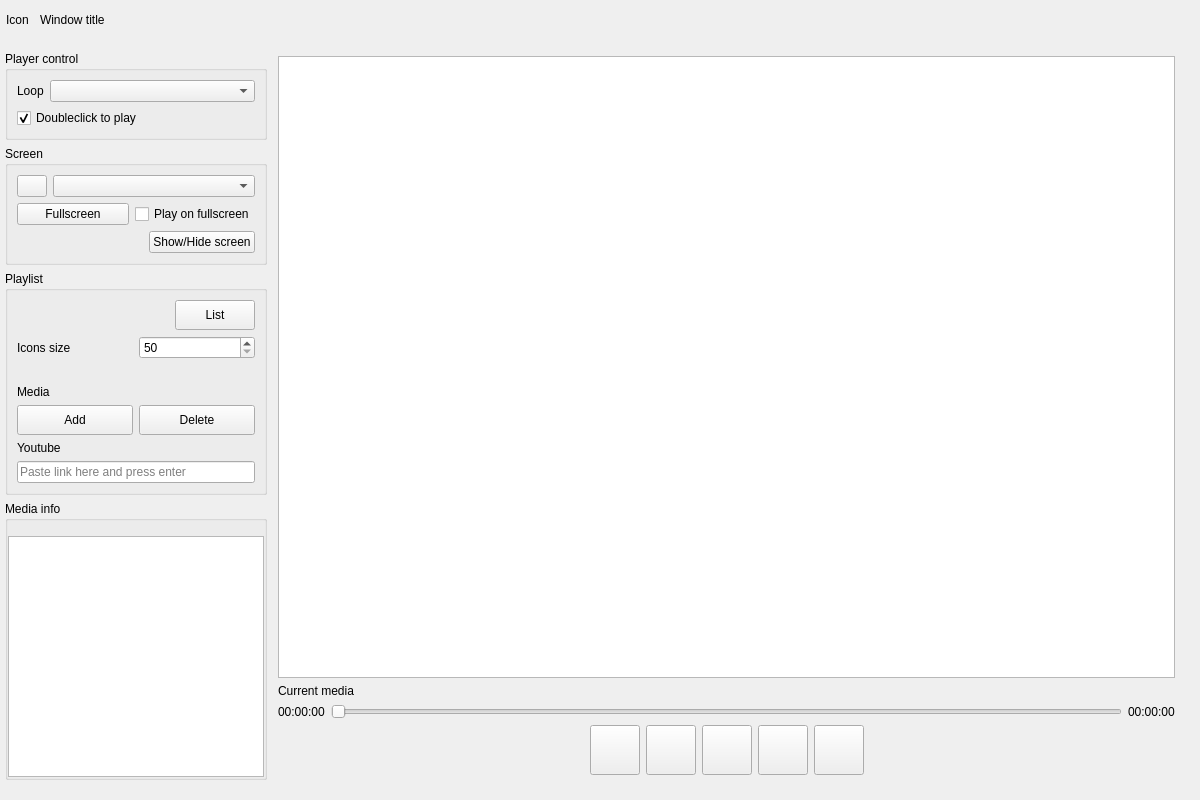
Qt form UI/MainWindow.ui (ramaxa9/emedia) before a commit.
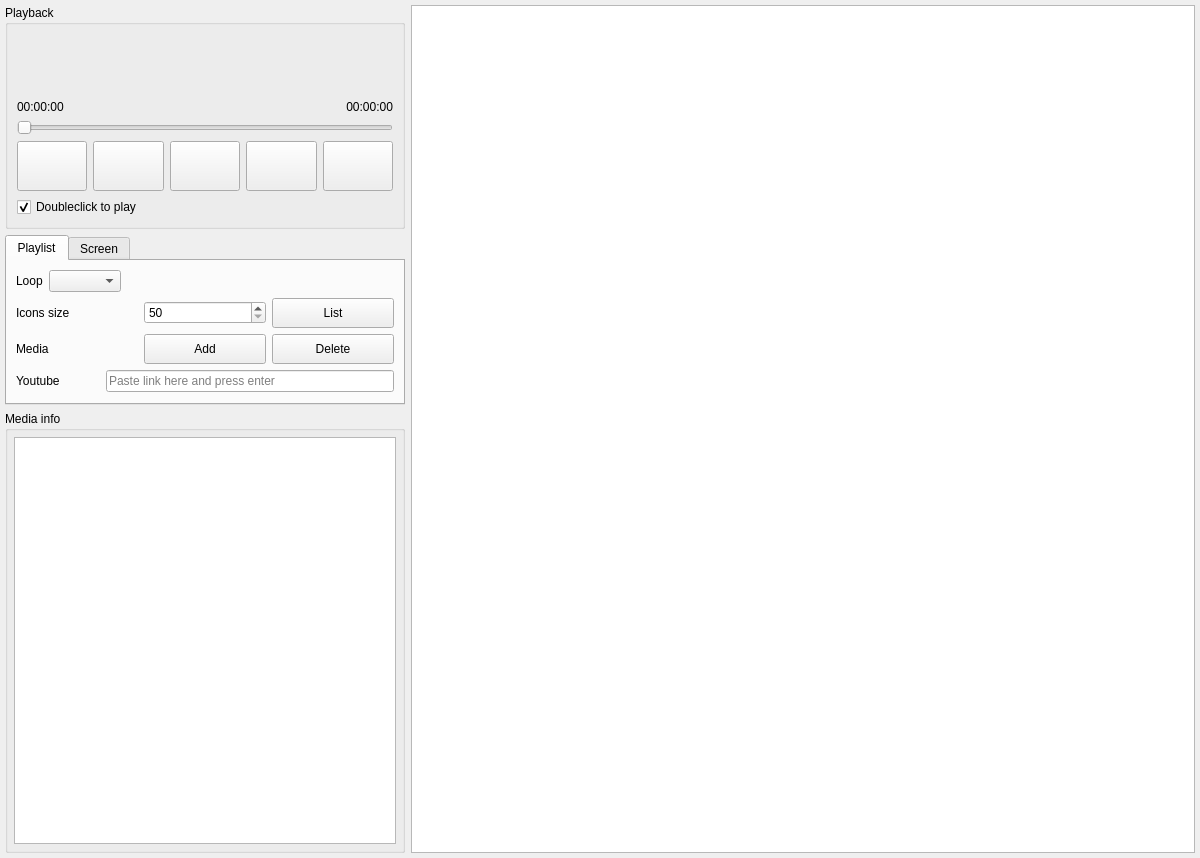
The same form after that commit. Icons and pictures are not drawn. Custom widgets are drawn as their Qt base class.

Commit message: play from youtube, UI tweaks, minor fixes

What changed in the file:
```diff
--- a/UI/MainWindow.ui
+++ b/UI/MainWindow.ui
@@ -7,7 +7,7 @@
     <x>0</x>
     <y>0</y>
     <width>1200</width>
-    <height>800</height>
+    <height>858</height>
    </rect>
   </property>
   <property name="minimumSize">
@@ -36,118 +36,6 @@
    <property name="bottomMargin">
     <number>0</number>
    </property>
-   <item>
-    <widget class="QWidget" name="w_titlebar" native="true">
-     <property name="minimumSize">
-      <size>
-       <width>0</width>
-       <height>40</height>
-      </size>
-     </property>
-     <property name="maximumSize">
-      <size>
-       <width>16777215</width>
-       <height>40</height>
-      </size>
-     </property>
-     <layout class="QHBoxLayout" name="horizontalLayout_6" stretch="0,1,0,0">
-      <property name="leftMargin">
-       <number>6</number>
-      </property>
-      <property name="topMargin">
-       <number>0</number>
-      </property>
-      <property name="rightMargin">
-       <number>6</number>
-      </property>
-      <property name="bottomMargin">
-       <number>0</number>
-      </property>
-      <item>
-       <widget class="QLabel" name="WindowIcon">
-        <property name="minimumSize">
-         <size>
-          <width>28</width>
-          <height>28</height>
-         </size>
-        </property>
-        <property name="maximumSize">
-         <size>
-          <width>28</width>
-          <height>28</height>
-         </size>
-        </property>
-        <property name="text">
-         <string>Icon</string>
-        </property>
-       </widget>
-      </item>
-      <item>
-       <widget class="QLabel" name="WindowTitle">
-        <property name="minimumSize">
-         <size>
-          <width>0</width>
-          <height>40</height>
-         </size>
-        </property>
-        <property name="maximumSize">
-         <size>
-          <width>16777215</width>
-          <height>40</height>
-         </size>
-        </property>
-        <property name="text">
-         <string>Window title</string>
-        </property>
-       </widget>
-      </item>
-      <item>
-       <widget class="QPushButton" name="btn_maximize">
-        <property name="minimumSize">
-         <size>
-          <width>40</width>
-          <height>40</height>
-         </size>
-        </property>
-        <property name="maximumSize">
-         <size>
-          <width>40</width>
-          <height>40</height>
-         </size>
-        </property>
-        <property name="text">
-         <string/>
-        </property>
-        <property name="flat">
-         <bool>true</bool>
-        </property>
-       </widget>
-      </item>
-      <item>
-       <widget class="QPushButton" name="btn_close">
-        <property name="minimumSize">
-         <size>
-          <width>40</width>
-          <height>40</height>
-         </size>
-        </property>
-        <property name="maximumSize">
-         <size>
-          <width>40</width>
-          <height>40</height>
-         </size>
-        </property>
-        <property name="text">
-         <string/>
-        </property>
-        <property name="flat">
-         <bool>true</bool>
-        </property>
-       </widget>
-      </item>
-     </layout>
-    </widget>
-   </item>
    <item>
     <layout class="QHBoxLayout" name="horizontalLayout_8" stretch="0,1">
      <property name="leftMargin">
@@ -157,40 +45,220 @@
       <number>5</number>
      </property>
      <property name="rightMargin">
-      <number>20</number>
+      <number>5</number>
      </property>
      <property name="bottomMargin">
-      <number>20</number>
+      <number>5</number>
      </property>
      <item>
-      <layout class="QVBoxLayout" name="verticalLayout_3">
+      <layout class="QVBoxLayout" name="verticalLayout_3" stretch="0,0,1">
        <item>
-        <widget class="QGroupBox" name="groupBox">
+        <widget class="QGroupBox" name="groupBox_5">
+         <property name="minimumSize">
+          <size>
+           <width>400</width>
+           <height>0</height>
+          </size>
+         </property>
+         <property name="maximumSize">
+          <size>
+           <width>400</width>
+           <height>16777215</height>
+          </size>
+         </property>
          <property name="title">
-          <string>Player control</string>
+          <string>Playback</string>
          </property>
-         <layout class="QVBoxLayout" name="verticalLayout">
+         <layout class="QVBoxLayout" name="verticalLayout_9" stretch="0,0,0,0,0">
           <item>
-           <layout class="QHBoxLayout" name="horizontalLayout_2" stretch="0,1">
-            <property name="rightMargin">
-             <number>0</number>
-            </property>
-            <item alignment="Qt::AlignLeft">
-             <widget class="QLabel" name="label">
+           <layout class="QHBoxLayout" name="horizontalLayout_7">
+            <item>
+             <widget class="QLabel" name="lbl_current_media_thumbnail">
+              <property name="minimumSize">
+               <size>
+                <width>130</width>
+                <height>60</height>
+               </size>
+              </property>
+              <property name="maximumSize">
+               <size>
+                <width>130</width>
+                <height>60</height>
+               </size>
+              </property>
               <property name="text">
-               <string>Loop</string>
+               <string/>
+              </property>
+              <property name="scaledContents">
+               <bool>false</bool>
+              </property>
+              <property name="alignment">
+               <set>Qt::AlignCenter</set>
               </property>
              </widget>
             </item>
             <item>
-             <widget class="QComboBox" name="list_loop">
-              <property name="enabled">
+             <widget class="QLabel" name="lbl_current_media">
+              <property name="text">
+               <string/>
+              </property>
+              <property name="alignment">
+               <set>Qt::AlignLeading|Qt::AlignLeft|Qt::AlignTop</set>
+              </property>
+              <property name="wordWrap">
                <bool>true</bool>
               </property>
              </widget>
             </item>
            </layout>
           </item>
+          <item>
+           <layout class="QHBoxLayout" name="horizontalLayout_12">
+            <item>
+             <widget class="QLabel" name="lbl_current_time">
+              <property name="text">
+               <string>00:00:00</string>
+              </property>
+             </widget>
+            </item>
+            <item>
+             <widget class="QLabel" name="lbl_total_time">
+              <property name="text">
+               <string>00:00:00</string>
+              </property>
+              <property name="alignment">
+               <set>Qt::AlignRight|Qt::AlignTrailing|Qt::AlignVCenter</set>
+              </property>
+             </widget>
+            </item>
+           </layout>
+          </item>
+          <item>
+           <widget class="QSlider" name="slider_progress">
+            <property name="orientation">
+             <enum>Qt::Horizontal</enum>
+            </property>
+           </widget>
+          </item>
+          <item>
+           <layout class="QHBoxLayout" name="horizontalLayout">
+            <item>
+             <widget class="QPushButton" name="btn_previous">
+              <property name="minimumSize">
+               <size>
+                <width>50</width>
+                <height>50</height>
+               </size>
+              </property>
+              <property name="text">
+               <string/>
+              </property>
+              <property name="icon">
+               <iconset resource="resources.qrc">
+                <normaloff>:/icons/play-circle.svg</normaloff>:/icons/play-circle.svg</iconset>
+              </property>
+              <property name="iconSize">
+               <size>
+                <width>36</width>
+                <height>36</height>
+               </size>
+              </property>
+             </widget>
+            </item>
+            <item>
+             <widget class="QPushButton" name="btn_play">
+              <property name="minimumSize">
+               <size>
+                <width>50</width>
+                <height>50</height>
+               </size>
+              </property>
+              <property name="text">
+               <string/>
+              </property>
+              <property name="icon">
+               <iconset resource="resources.qrc">
+                <normaloff>:/icons/play-circle.svg</normaloff>:/icons/play-circle.svg</iconset>
+              </property>
+              <property name="iconSize">
+               <size>
+                <width>36</width>
+                <height>36</height>
+               </size>
+              </property>
+             </widget>
+            </item>
+            <item>
+             <widget class="QPushButton" name="btn_pause">
+              <property name="minimumSize">
+               <size>
+                <width>50</width>
+                <height>50</height>
+               </size>
+              </property>
+              <property name="text">
+               <string/>
+              </property>
+              <property name="icon">
+               <iconset resource="resources.qrc">
+                <normaloff>:/icons/pause-circle.svg</normaloff>:/icons/pause-circle.svg</iconset>
+              </property>
+              <property name="iconSize">
+               <size>
+                <width>36</width>
+                <height>36</height>
+               </size>
+              </property>
+             </widget>
+            </item>
+            <item>
+             <widget class="QPushButton" name="btn_stop">
+              <property name="minimumSize">
+               <size>
+                <width>50</width>
+                <height>50</height>
+               </size>
+              </property>
+              <property name="text">
+               <string/>
+              </property>
+              <property name="icon">
+               <iconset resource="resources.qrc">
+                <normaloff>:/icons/stop-circle.svg</normaloff>:/icons/stop-circle.svg</iconset>
+              </property>
+              <property name="iconSize">
+               <size>
+                <width>36</width>
+                <height>36</height>
+               </size>
+              </property>
+             </widget>
+            </item>
+            <item>
+             <widget class="QPushButton" name="btn_next">
+              <property name="minimumSize">
+               <size>
+                <width>50</width>
+                <height>50</height>
+               </size>
+              </property>
+              <property name="text">
+               <string/>
+              </property>
+              <property name="icon">
+               <iconset resource="resources.qrc">
+                <normaloff>:/icons/play-circle.svg</normaloff>:/icons/play-circle.svg</iconset>
+              </property>
+              <property name="iconSize">
+               <size>
+                <width>36</width>
+                <height>36</height>
+               </size>
+              </property>
+             </widget>
+            </item>
+           </layout>
+          </item>
           <item>
            <widget class="QCheckBox" name="chk_doubleclick_play">
             <property name="text">
@@ -205,254 +273,318 @@
         </widget>
        </item>
        <item>
-        <widget class="QGroupBox" name="groupBox_2">
-         <property name="title">
-          <string>Screen</string>
+        <widget class="QTabWidget" name="tabWidget">
+         <property name="minimumSize">
+          <size>
+           <width>400</width>
+           <height>0</height>
+          </size>
          </property>
-         <layout class="QVBoxLayout" name="verticalLayout_2">
-          <item>
-           <layout class="QHBoxLayout" name="horizontalLayout_3">
-            <item>
-             <widget class="QPushButton" name="btn_reload_screens">
-              <property name="minimumSize">
-               <size>
-                <width>30</width>
-                <height>0</height>
-               </size>
-              </property>
-              <property name="maximumSize">
-               <size>
-                <width>30</width>
-                <height>16777215</height>
-               </size>
-              </property>
-              <property name="text">
-               <string/>
-              </property>
-              <property name="icon">
-               <iconset resource="resources.qrc">
-                <normaloff>:/icons/refresh-ccw.svg</normaloff>:/icons/refresh-ccw.svg</iconset>
-              </property>
-              <property name="iconSize">
-               <size>
-                <width>20</width>
-                <height>20</height>
-               </size>
-              </property>
-             </widget>
-            </item>
-            <item>
-             <widget class="QComboBox" name="list_screens"/>
-            </item>
-           </layout>
-          </item>
-          <item>
-           <layout class="QHBoxLayout" name="horizontalLayout_5">
-            <item>
-             <widget class="QPushButton" name="btn_fullscreen">
-              <property name="text">
-               <string>Fullscreen</string>
-              </property>
-              <property name="icon">
-               <iconset resource="resources.qrc">
-                <normaloff>:/icons/move.svg</normaloff>:/icons/move.svg</iconset>
-              </property>
-              <property name="iconSize">
-               <size>
-                <width>20</width>
-                <height>20</height>
-               </size>
-              </property>
-             </widget>
-            </item>
-            <item>
-             <widget class="QCheckBox" name="chk_play_on_fullscreen">
-              <property name="text">
-               <string>Play on fullscreen</string>
-              </property>
-             </widget>
-            </item>
-           </layout>
-          </item>
-          <item>
-           <layout class="QHBoxLayout" name="horizontalLayout_4">
-            <item>
-             <spacer name="horizontalSpacer">
-              <property name="orientation">
-               <enum>Qt::Horizontal</enum>
-              </property>
-              <property name="sizeHint" stdset="0">
-               <size>
-                <width>40</width>
-                <height>20</height>
-               </size>
-              </property>
-             </spacer>
-            </item>
-            <item>
-             <widget class="QPushButton" name="btn_show_hide_screen">
-              <property name="text">
-               <string>Show/Hide screen</string>
-              </property>
-             </widget>
-            </item>
-           </layout>
-          </item>
-         </layout>
-        </widget>
-       </item>
-       <item>
-        <widget class="QGroupBox" name="groupBox_3">
-         <property name="title">
-          <string>Playlist</string>
+         <property name="maximumSize">
+          <size>
+           <width>400</width>
+           <height>16777215</height>
+          </size>
          </property>
-         <layout class="QVBoxLayout" name="verticalLayout_6">
-          <item alignment="Qt::AlignRight">
-           <widget class="QPushButton" name="btn_view_mode">
-            <property name="minimumSize">
-             <size>
-              <width>0</width>
-              <height>30</height>
-             </size>
-            </property>
-            <property name="text">
-             <string>List</string>
-            </property>
-            <property name="checkable">
-             <bool>true</bool>
-            </property>
-           </widget>
-          </item>
-          <item>
-           <layout class="QHBoxLayout" name="horizontalLayout_10">
-            <item>
-             <widget class="QLabel" name="label_2">
-              <property name="text">
-               <string>Icons size</string>
-              </property>
-             </widget>
-            </item>
-            <item>
-             <widget class="QSpinBox" name="spin_playlist_icons_size">
-              <property name="minimum">
-               <number>50</number>
-              </property>
-              <property name="maximum">
-               <number>320</number>
-              </property>
-              <property name="singleStep">
-               <number>5</number>
-              </property>
-              <property name="value">
-               <number>50</number>
-              </property>
-             </widget>
-            </item>
-           </layout>
-          </item>
-          <item>
-           <spacer name="verticalSpacer_2">
-            <property name="orientation">
-             <enum>Qt::Vertical</enum>
-            </property>
-            <property name="sizeType">
-             <enum>QSizePolicy::Fixed</enum>
-            </property>
-            <property name="sizeHint" stdset="0">
-             <size>
-              <width>20</width>
-              <height>20</height>
-             </size>
-            </property>
-           </spacer>
-          </item>
-          <item>
-           <widget class="QLabel" name="label_4">
-            <property name="text">
-             <string>Media</string>
-            </property>
-           </widget>
-          </item>
-          <item>
-           <layout class="QHBoxLayout" name="horizontalLayout_9">
-            <item>
-             <widget class="QPushButton" name="btn_playlist_add">
-              <property name="minimumSize">
-               <size>
-                <width>0</width>
-                <height>30</height>
-               </size>
-              </property>
-              <property name="text">
-               <string>Add</string>
-              </property>
-              <property name="iconSize">
-               <size>
-                <width>24</width>
-                <height>24</height>
-               </size>
-              </property>
-             </widget>
-            </item>
-            <item>
-             <widget class="QPushButton" name="btn_playlist_del">
-              <property name="minimumSize">
-               <size>
-                <width>0</width>
-                <height>30</height>
-               </size>
-              </property>
-              <property name="text">
-               <string>Delete</string>
-              </property>
-              <property name="iconSize">
-               <size>
-                <width>24</width>
-                <height>24</height>
-               </size>
-              </property>
-             </widget>
-            </item>
-           </layout>
-          </item>
-          <item>
-           <widget class="QLabel" name="label_5">
-            <property name="text">
-             <string>Youtube</string>
-            </property>
-           </widget>
-          </item>
-          <item>
-           <layout class="QHBoxLayout" name="horizontalLayout_12" stretch="1">
-            <item>
-             <widget class="QLineEdit" name="link_youtbe">
-              <property name="placeholderText">
-               <string>Paste link here and press enter</string>
-              </property>
-             </widget>
-            </item>
-           </layout>
-          </item>
-         </layout>
+         <property name="currentIndex">
+          <number>0</number>
+         </property>
+         <widget class="QWidget" name="tab_1">
+          <attribute name="title">
+           <string>Playlist</string>
+          </attribute>
+          <layout class="QVBoxLayout" name="verticalLayout">
+           <item>
+            <layout class="QHBoxLayout" name="horizontalLayout_2" stretch="0,0,0">
+             <property name="rightMargin">
+              <number>0</number>
+             </property>
+             <item alignment="Qt::AlignLeft">
+              <widget class="QLabel" name="label">
+               <property name="text">
+                <string>Loop</string>
+               </property>
+              </widget>
+             </item>
+             <item>
+              <widget class="QComboBox" name="list_loop">
+               <property name="enabled">
+                <bool>true</bool>
+               </property>
+              </widget>
+             </item>
+             <item>
+              <spacer name="horizontalSpacer_2">
+               <property name="orientation">
+                <enum>Qt::Horizontal</enum>
+               </property>
+               <property name="sizeHint" stdset="0">
+                <size>
+                 <width>40</width>
+                 <height>20</height>
+                </size>
+               </property>
+              </spacer>
+             </item>
+            </layout>
+           </item>
+           <item>
+            <layout class="QHBoxLayout" name="horizontalLayout_6">
+             <item>
+              <widget class="QLabel" name="label_2">
+               <property name="text">
+                <string>Icons size</string>
+               </property>
+              </widget>
+             </item>
+             <item>
+              <widget class="QSpinBox" name="spin_playlist_icons_size">
+               <property name="minimumSize">
+                <size>
+                 <width>100</width>
+                 <height>0</height>
+                </size>
+               </property>
+               <property name="minimum">
+                <number>50</number>
+               </property>
+               <property name="maximum">
+                <number>320</number>
+               </property>
+               <property name="singleStep">
+                <number>5</number>
+               </property>
+               <property name="value">
+                <number>50</number>
+               </property>
+              </widget>
+             </item>
+             <item>
+              <widget class="QPushButton" name="btn_view_mode">
+               <property name="minimumSize">
+                <size>
+                 <width>0</width>
+                 <height>30</height>
+                </size>
+               </property>
+               <property name="text">
+                <string>List</string>
+               </property>
+               <property name="checkable">
+                <bool>true</bool>
+               </property>
+              </widget>
+             </item>
+            </layout>
+           </item>
+           <item>
+            <layout class="QHBoxLayout" name="horizontalLayout_9">
+             <item>
+              <widget class="QLabel" name="label_4">
+               <property name="text">
+                <string>Media</string>
+               </property>
+              </widget>
+             </item>
+             <item>
+              <widget class="QPushButton" name="btn_playlist_add">
+               <property name="minimumSize">
+                <size>
+                 <width>0</width>
+                 <height>30</height>
+                </size>
+               </property>
+               <property name="text">
+                <string>Add</string>
+               </property>
+               <property name="iconSize">
+                <size>
+                 <width>24</width>
+                 <height>24</height>
+                </size>
+               </property>
+              </widget>
+             </item>
+             <item>
+              <widget class="QPushButton" name="btn_playlist_del">
+               <property name="minimumSize">
+                <size>
+                 <width>0</width>
+                 <height>30</height>
+                </size>
+               </property>
+               <property name="text">
+                <string>Delete</string>
+               </property>
+               <property name="iconSize">
+                <size>
+                 <width>24</width>
+                 <height>24</height>
+                </size>
+               </property>
+              </widget>
+             </item>
+            </layout>
+           </item>
+           <item>
+            <layout class="QHBoxLayout" name="horizontalLayout_10" stretch="0,0,1">
+             <item>
+              <widget class="QLabel" name="label_5">
+               <property name="text">
+                <string>Youtube</string>
+               </property>
+              </widget>
+             </item>
+             <item>
+              <spacer name="horizontalSpacer_3">
+               <property name="orientation">
+                <enum>Qt::Horizontal</enum>
+               </property>
+               <property name="sizeHint" stdset="0">
+                <size>
+                 <width>40</width>
+                 <height>20</height>
+                </size>
+               </property>
+              </spacer>
+             </item>
+             <item>
+              <widget class="QLineEdit" name="link_youtbe">
+               <property name="placeholderText">
+                <string>Paste link here and press enter</string>
+               </property>
+              </widget>
+             </item>
+            </layout>
+           </item>
+          </layout>
+         </widget>
+         <widget class="QWidget" name="tab_2">
+          <attribute name="title">
+           <string>Screen</string>
+          </attribute>
+          <layout class="QVBoxLayout" name="verticalLayout_2">
+           <item>
+            <layout class="QHBoxLayout" name="horizontalLayout_3">
+             <item>
+              <widget class="QPushButton" name="btn_reload_screens">
+               <property name="minimumSize">
+                <size>
+                 <width>30</width>
+                 <height>0</height>
+                </size>
+               </property>
+               <property name="maximumSize">
+                <size>
+                 <width>30</width>
+                 <height>16777215</height>
+                </size>
+               </property>
+               <property name="text">
+                <string/>
+               </property>
+               <property name="icon">
+                <iconset resource="resources.qrc">
+                 <normaloff>:/icons/refresh-ccw.svg</normaloff>:/icons/refresh-ccw.svg</iconset>
+               </property>
+               <property name="iconSize">
+                <size>
+                 <width>20</width>
+                 <height>20</height>
+                </size>
+               </property>
+              </widget>
+             </item>
+             <item>
+              <widget class="QComboBox" name="list_screens"/>
+             </item>
+            </layout>
+           </item>
+           <item>
+            <layout class="QHBoxLayout" name="horizontalLayout_5">
+             <item>
+              <widget class="QPushButton" name="btn_fullscreen">
+               <property name="text">
+                <string>Fullscreen</string>
+               </property>
+               <property name="icon">
+                <iconset resource="resources.qrc">
+                 <normaloff>:/icons/move.svg</normaloff>:/icons/move.svg</iconset>
+               </property>
+               <property name="iconSize">
+                <size>
+                 <width>20</width>
+                 <height>20</height>
+                </size>
+               </property>
+              </widget>
+             </item>
+             <item>
+              <widget class="QCheckBox" name="chk_play_on_fullscreen">
+               <property name="text">
+                <string>Play on fullscreen</string>
+               </property>
+              </widget>
+             </item>
+            </layout>
+           </item>
+           <item>
+            <layout class="QHBoxLayout" name="horizontalLayout_4">
+             <item>
+              <spacer name="horizontalSpacer">
+               <property name="orientation">
+                <enum>Qt::Horizontal</enum>
+               </property>
+               <property name="sizeHint" stdset="0">
+                <size>
+                 <width>40</width>
+                 <height>20</height>
+                </size>
+               </property>
+              </spacer>
+             </item>
+             <item>
+              <widget class="QPushButton" name="btn_show_hide_screen">
+               <property name="text">
+                <string>Show/Hide screen</string>
+               </property>
+              </widget>
+             </item>
+            </layout>
+           </item>
+          </layout>
+         </widget>
         </widget>
        </item>
        <item>
         <widget class="QGroupBox" name="groupBox_4">
+         <property name="minimumSize">
+          <size>
+           <width>400</width>
+           <height>0</height>
+          </size>
+         </property>
+         <property name="maximumSize">
+          <size>
+           <width>400</width>
+           <height>16777215</height>
+          </size>
+         </property>
          <property name="title">
           <string>Media info</string>
          </property>
          <layout class="QVBoxLayout" name="verticalLayout_7">
           <property name="leftMargin">
-           <number>0</number>
+           <number>6</number>
           </property>
           <property name="topMargin">
-           <number>15</number>
+           <number>6</number>
           </property>
           <property name="rightMargin">
-           <number>0</number>
+           <number>6</number>
           </property>
           <property name="bottomMargin">
-           <number>0</number>
+           <number>6</number>
           </property>
           <item>
            <widget class="QTreeWidget" name="media_info">
@@ -487,18 +619,18 @@
       </layout>
      </item>
      <item>
-      <layout class="QVBoxLayout" name="verticalLayout_4">
+      <layout class="QVBoxLayout" name="verticalLayout_4" stretch="1">
        <property name="leftMargin">
-        <number>5</number>
+        <number>0</number>
        </property>
        <property name="topMargin">
-        <number>5</number>
+        <number>0</number>
        </property>
        <property name="rightMargin">
-        <number>5</number>
+        <number>0</number>
        </property>
        <property name="bottomMargin">
-        <number>5</number>
+        <number>0</number>
        </property>
        <item>
         <widget class="Playlist" name="playlist">
@@ -510,203 +642,6 @@
          </property>
         </widget>
        </item>
-       <item>
-        <layout class="QHBoxLayout" name="horizontalLayout_11" stretch="0,1">
-         <property name="spacing">
-          <number>20</number>
-         </property>
-         <item>
-          <widget class="QLabel" name="label_3">
-           <property name="text">
-            <string>Current media</string>
-           </property>
-          </widget>
-         </item>
-         <item>
-          <widget class="QLabel" name="lbl_current_media">
-           <property name="text">
-            <string/>
-           </property>
-          </widget>
-         </item>
-        </layout>
-       </item>
-       <item>
-        <layout class="QHBoxLayout" name="horizontalLayout_7">
-         <item>
-          <widget class="QLabel" name="lbl_current_time">
-           <property name="text">
-            <string>00:00:00</string>
-           </property>
-          </widget>
-         </item>
-         <item>
-          <widget class="QSlider" name="slider_progress">
-           <property name="minimumSize">
-            <size>
-             <width>600</width>
-             <height>0</height>
-            </size>
-           </property>
-           <property name="orientation">
-            <enum>Qt::Horizontal</enum>
-           </property>
-          </widget>
-         </item>
-         <item>
-          <widget class="QLabel" name="lbl_total_time">
-           <property name="text">
-            <string>00:00:00</string>
-           </property>
-          </widget>
-         </item>
-        </layout>
-       </item>
-       <item>
-        <layout class="QHBoxLayout" name="horizontalLayout">
-         <item>
-          <spacer name="horizontalSpacer_3">
-           <property name="orientation">
-            <enum>Qt::Horizontal</enum>
-           </property>
-           <property name="sizeHint" stdset="0">
-            <size>
-             <width>40</width>
-             <height>20</height>
-            </size>
-           </property>
-          </spacer>
-         </item>
-         <item>
-          <widget class="QPushButton" name="btn_previous">
-           <property name="minimumSize">
-            <size>
-             <width>50</width>
-             <height>50</height>
-            </size>
-           </property>
-           <property name="text">
-            <string/>
-           </property>
-           <property name="icon">
-            <iconset resource="resources.qrc">
-             <normaloff>:/icons/play-circle.svg</normaloff>:/icons/play-circle.svg</iconset>
-           </property>
-           <property name="iconSize">
-            <size>
-             <width>36</width>
-             <height>36</height>
-            </size>
-           </property>
-          </widget>
-         </item>
-         <item>
-          <widget class="QPushButton" name="btn_play">
-           <property name="minimumSize">
-            <size>
-             <width>50</width>
-             <height>50</height>
-            </size>
-           </property>
-           <property name="text">
-            <string/>
-           </property>
-           <property name="icon">
-            <iconset resource="resources.qrc">
-             <normaloff>:/icons/play-circle.svg</normaloff>:/icons/play-circle.svg</iconset>
-           </property>
-           <property name="iconSize">
-            <size>
-             <width>36</width>
-             <height>36</height>
-            </size>
-           </property>
-          </widget>
-         </item>
-         <item>
-          <widget class="QPushButton" name="btn_pause">
-           <property name="minimumSize">
-            <size>
-             <width>50</width>
-             <height>50</height>
-            </size>
-           </property>
-           <property name="text">
-            <string/>
-           </property>
-           <property name="icon">
-            <iconset resource="resources.qrc">
-             <normaloff>:/icons/pause-circle.svg</normaloff>:/icons/pause-circle.svg</iconset>
-           </property>
-           <property name="iconSize">
-            <size>
-             <width>36</width>
-             <height>36</height>
-            </size>
-           </property>
-          </widget>
-         </item>
-         <item>
-          <widget class="QPushButton" name="btn_stop">
-           <property name="minimumSize">
-            <size>
-             <width>50</width>
-             <height>50</height>
-            </size>
-           </property>
-           <property name="text">
-            <string/>
-           </property>
-           <property name="icon">
-            <iconset resource="resources.qrc">
-             <normaloff>:/icons/stop-circle.svg</normaloff>:/icons/stop-circle.svg</iconset>
-           </property>
-           <property name="iconSize">
-            <size>
-             <width>36</width>
-             <height>36</height>
-            </size>
-           </property>
-          </widget>
-         </item>
-         <item>
-          <widget class="QPushButton" name="btn_next">
-           <property name="minimumSize">
-            <size>
-             <width>50</width>
-             <height>50</height>
-            </size>
-           </property>
-           <property name="text">
-            <string/>
-           </property>
-           <property name="icon">
-            <iconset resource="resources.qrc">
-             <normaloff>:/icons/play-circle.svg</normaloff>:/icons/play-circle.svg</iconset>
-           </property>
-           <property name="iconSize">
-            <size>
-             <width>36</width>
-             <height>36</height>
-            </size>
-           </property>
-          </widget>
-         </item>
-         <item>
-          <spacer name="horizontalSpacer_4">
-           <property name="orientation">
-            <enum>Qt::Horizontal</enum>
-           </property>
-           <property name="sizeHint" stdset="0">
-            <size>
-             <width>40</width>
-             <height>20</height>
-            </size>
-           </property>
-          </spacer>
-         </item>
-        </layout>
-       </item>
       </layout>
      </item>
     </layout>
```
The commit also changes 6 other files.
